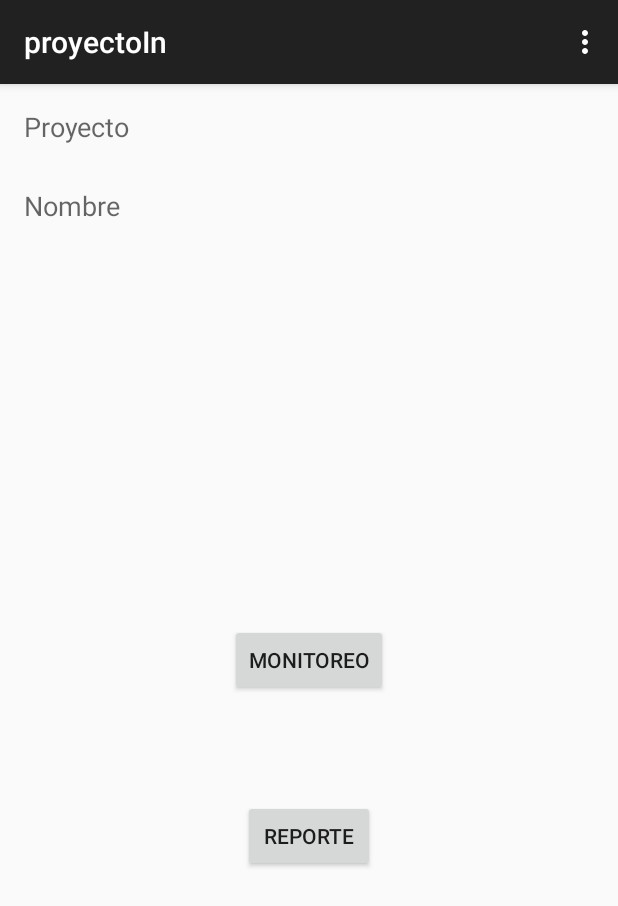
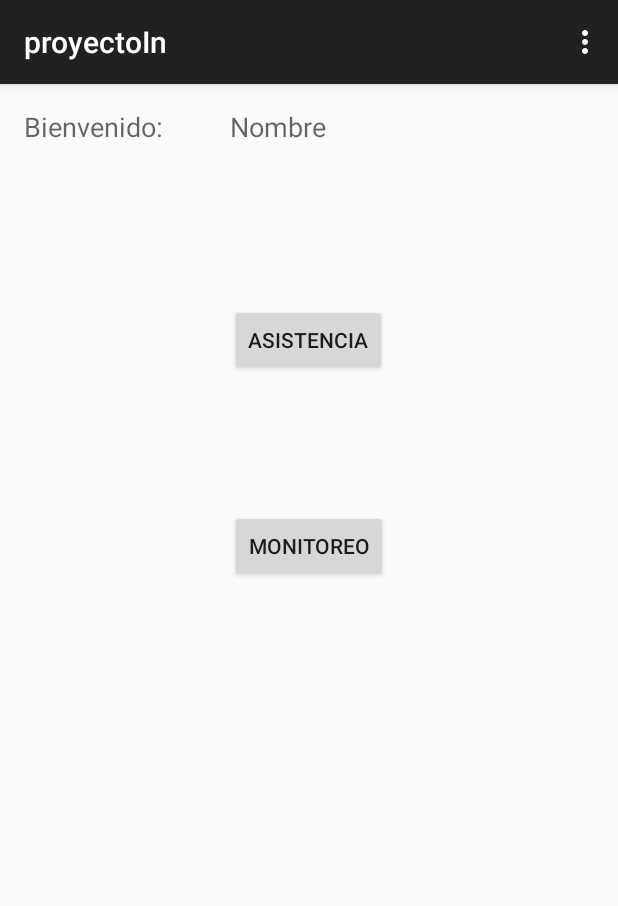
Before and after one commit to Jaguz/ProyectoMoviles, an Android app: the proyectoIn screen opened directly, with no data from a screen before it, on a phone screen of 412 x 824 dp. Shown: the top 906 px of the screen. Run offline under Robolectric (Android 15) with nearby library versions, the phone set to English and light mode, and no system bars; 2 statements that could not run were skipped.

Commit message:
Updated login screen and Other buttons

```diff
--- a/app/src/main/java/itesm/mx/proyectomoviles/proyectoIn.java
+++ b/app/src/main/java/itesm/mx/proyectomoviles/proyectoIn.java
@@ -23,8 +23,8 @@ public class proyectoIn extends AppCompatActivity {
 
         final TextView nombre = (TextView) findViewById(R.id.nombreTV);
         final TextView lugar = (TextView) findViewById(R.id.nombreTV);
-        final Button monitoreoButton = (Button) findViewById(R.id.encuestaBT);
-        final Button reporteButton = (Button) findViewById(R.id.reporteBT);
+        final Button monitoreoButton = (Button) findViewById(R.id.asistenciaBT);
+        final Button reporteButton = (Button) findViewById(R.id.monitoreoBT);
 
         nombre.setText(datos.getString("nombre"));
         lugar.setText(datos.getString("lugar"));
--- a/app/src/main/java/itesm/mx/proyectomoviles/proyectoInStaff.java
+++ b/app/src/main/java/itesm/mx/proyectomoviles/proyectoInStaff.java
@@ -18,7 +18,7 @@ public class proyectoInStaff extends AppCompatActivity {
         setContentView(R.layout.activity_proyecto_in_staff);
         final Bundle datos = getIntent().getExtras();
 
-        final Button monitoreoButton = (Button) findViewById(R.id.encuestaBT);
+        final Button monitoreoButton = (Button) findViewById(R.id.monitoreoBT);
         final Button asistenciaButton = (Button) findViewById(R.id.asistenciaBT);
         final TextView nombre = (TextView) findViewById(R.id.nombreTV);
         final TextView lugar = (TextView) findViewById(R.id.lugarTV);
--- a/app/src/main/res/layout/activity_proyecto_in.xml
+++ b/app/src/main/res/layout/activity_proyecto_in.xml
@@ -10,7 +10,7 @@
         android:layout_width="wrap_content"
         android:layout_height="wrap_content"
         android:textAppearance="?android:attr/textAppearanceMedium"
-        android:text="Proyecto"
+        android:text="Bienvenido: "
         android:id="@+id/textView4"
         android:layout_alignParentTop="true"
         android:layout_alignParentStart="true" />
@@ -21,42 +21,26 @@
         android:textAppearance="?android:attr/textAppearanceMedium"
         android:text="Nombre"
         android:id="@+id/nombreTV"
-        android:layout_below="@+id/textView4"
-        android:layout_alignParentStart="true"
-        android:layout_marginTop="28dp" />
+        android:layout_alignParentTop="true"
+        android:layout_alignStart="@+id/asistenciaBT"
+        android:layout_alignParentEnd="true" />
 
-    <TextView
+    <Button
         android:layout_width="wrap_content"
         android:layout_height="wrap_content"
-        android:textAppearance="?android:attr/textAppearanceMedium"
-        android:text="Lugar"
-        android:id="@+id/nombreTV"
+        android:text="Asistencia"
+        android:id="@+id/asistenciaBT"
+        android:layout_marginTop="106dp"
         android:layout_below="@+id/nombreTV"
-        android:layout_alignParentStart="true"
-        android:layout_marginTop="41dp" />
+        android:layout_alignStart="@+id/monitoreoBT" />
 
     <Button
         android:layout_width="wrap_content"
         android:layout_height="wrap_content"
         android:text="Monitoreo"
-        android:id="@+id/encuestaBT"
-        android:layout_centerVertical="true"
+        android:id="@+id/monitoreoBT"
+        android:layout_marginTop="89dp"
+        android:layout_below="@+id/asistenciaBT"
         android:layout_centerHorizontal="true" />
 
-    <ImageView
-        android:layout_width="wrap_content"
-        android:layout_height="wrap_content"
-        android:id="@+id/imageView"
-        android:layout_alignTop="@+id/nombreTV"
-        android:layout_alignEnd="@+id/encuestaBT"
-        android:src="@mipmap/ic_launcher" />
-
-    <Button
-        android:layout_width="wrap_content"
-        android:layout_height="wrap_content"
-        android:text="Reporte"
-        android:id="@+id/reporteBT"
-        android:layout_below="@+id/encuestaBT"
-        android:layout_centerHorizontal="true"
-        android:layout_marginTop="69dp" />
 </RelativeLayout>
```
Also changed, not shown: app/src/main/res/layout/activity_main.xml (+18 -8 lines), app/src/main/res/layout/activity_proyecto_in_staff.xml (+9 -11 lines), app/src/main/res/drawable/sentido_humano.jpg (added), 1 other file.
